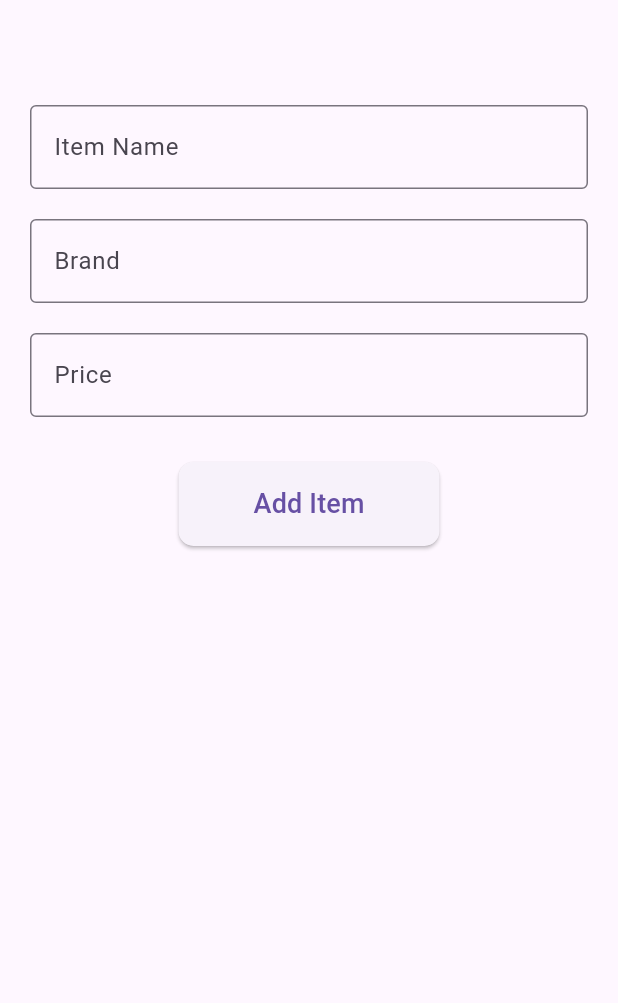
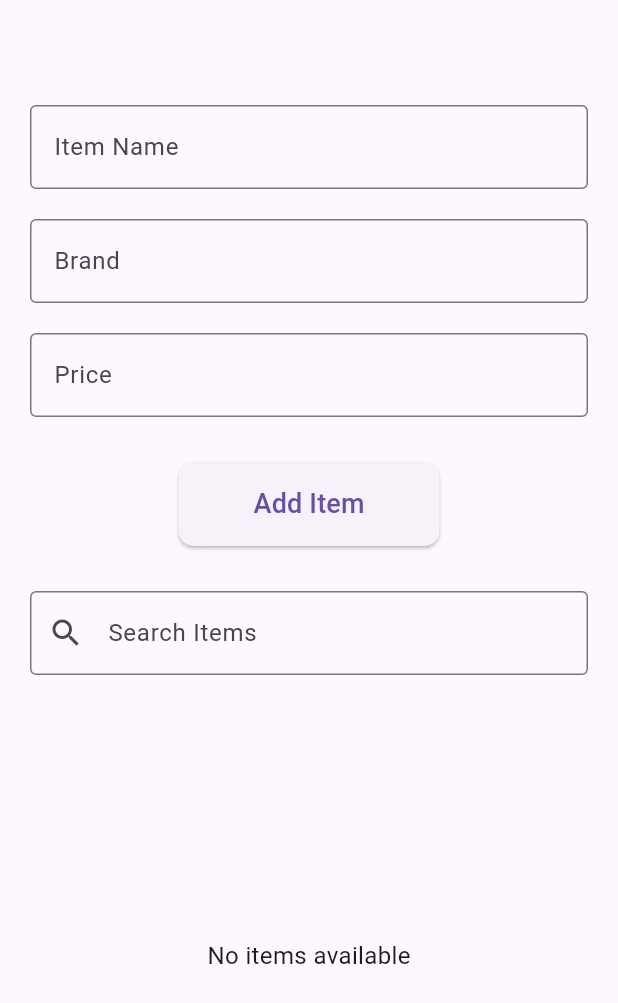
Before and after one commit to fcendesu/handimobil, a Flutter app: the ItemPage screen opened directly, on a phone screen of 412 x 824 dp. Shown: the top 1003 px of the screen. Run offline on Flutter 3.47's test engine with Material 3 defaults, Android fonts, the light colour scheme and no system bars; our stand-ins replace get, get_storage; accounts and stored records are empty; network calls fail.

Commit message:
add search functionality for items with UI integration and loading state management

```diff
--- a/lib/views/widgets/add_item_widget.dart
+++ b/lib/views/widgets/add_item_widget.dart
@@ -71,6 +71,18 @@ class AddItemWidget extends StatelessWidget {
             }),
           ),
           SizedBox(height: 30),
+          TextField(
+            decoration: InputDecoration(
+              labelText: 'Search Items',
+              border: OutlineInputBorder(),
+              prefixIcon: Icon(Icons.search),
+            ),
+            onChanged: (value) {
+              itemController.searchText.value = value;
+              itemController.searchItems(value);
+            },
+          ),
+          SizedBox(height: 20),
           ItemListWidget(
             itemController: itemController,
           ),
--- a/lib/views/widgets/item_list_widget.dart
+++ b/lib/views/widgets/item_list_widget.dart
@@ -17,6 +17,17 @@ class ItemListWidget extends StatelessWidget {
       child: Obx(() {
         if (itemController.isLoading.value) {
           return const Center(child: CircularProgressIndicator());
+        }
+
+        if (itemController.items.isEmpty) {
+          return Center(
+            child: Text(
+              itemController.searchText.value.isEmpty
+                  ? 'No items available'
+                  : 'No items found for "${itemController.searchText.value}"',
+              style: TextStyle(fontSize: 16),
+            ),
+          );
         }
 
         return ListView.builder(
```
Also changed, not shown: lib/controllers/item_controller.dart (+30 -0 lines).
